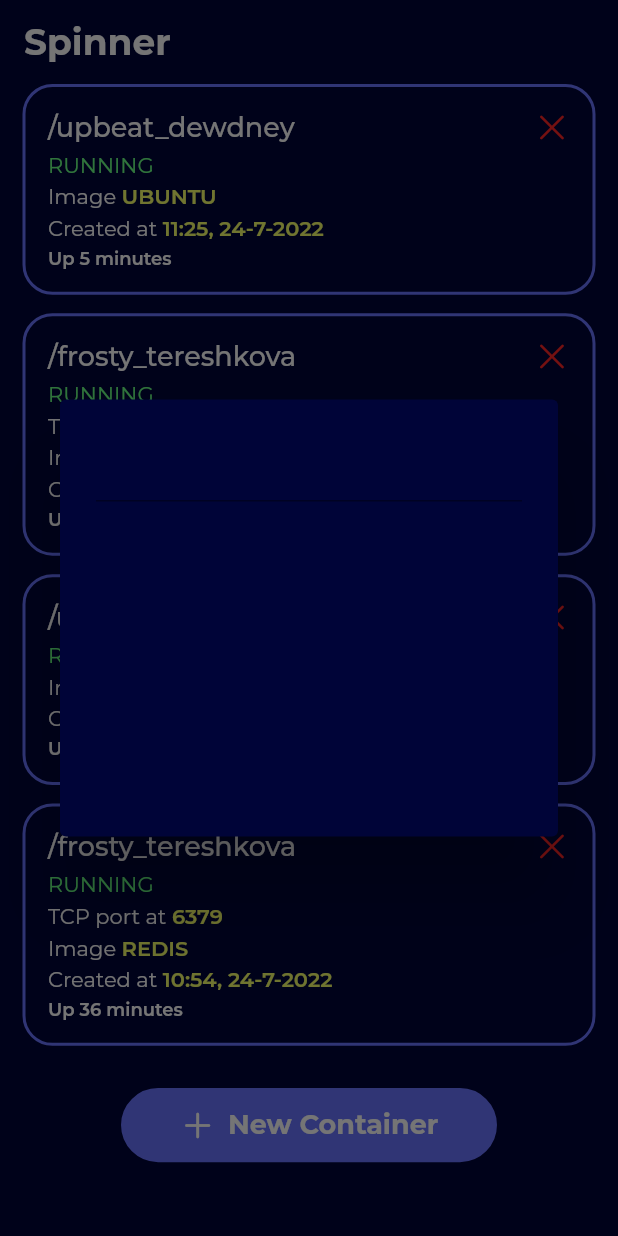
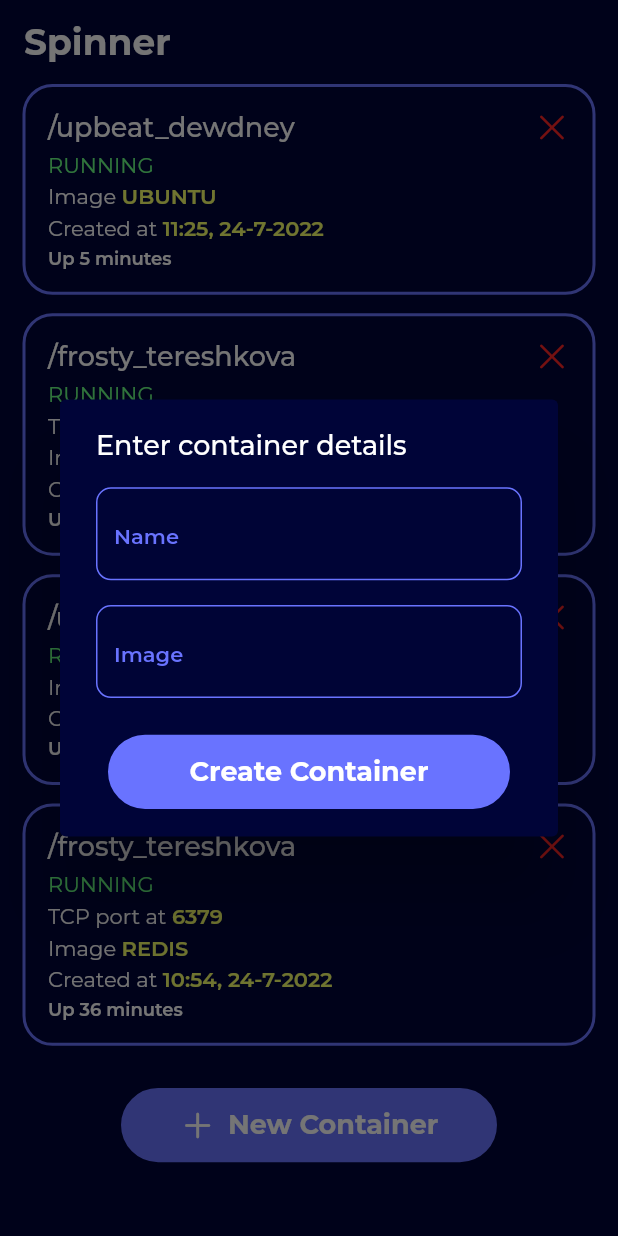
Before and after one commit to 44t4nk1/spinner, a Flutter app: the screen it shows after launch, after a tap on "New Container", on a phone screen of 412 x 824 dp. Run offline on Flutter 3.47's test engine with Material 2 defaults, Android fonts, the phone set to English and light mode, and no system bars; our stand-ins replace google_fonts.

Commit message:
full UI done

```diff
--- a/lib/app/features/dashboard/presentation/screens/dashboard_screen.dart
+++ b/lib/app/features/dashboard/presentation/screens/dashboard_screen.dart
@@ -7,6 +7,9 @@ import 'package:spinner/app/styles/fonts.dart';
 
 class DashboardScreen extends StatelessWidget {
   DashboardScreen({Key? key}) : super(key: key);
+
+  final TextEditingController nameController = TextEditingController();
+  final TextEditingController imageController = TextEditingController();
 
   final List<Map<String, dynamic>> dockers = const [
     {
@@ -66,8 +69,94 @@ class DashboardScreen extends StatelessWidget {
             child: Form(
               key: _formKey,
               child: Column(
+                crossAxisAlignment: CrossAxisAlignment.start,
                 children: [
-                  TextFormField(),
+                  Text(
+                    "Enter container details",
+                    style: nameFont,
+                  ),
+                  SizedBox(
+                    height: sh.hHelper(2),
+                  ),
+                  TextFormField(
+                    controller: nameController,
+                    cursorColor: secondaryBlue,
+                    style: nameFont,
+                    decoration: InputDecoration(
+                      hintText: "Name",
+                      hintStyle: hintFont,
+                      border: OutlineInputBorder(
+                        borderRadius: BorderRadius.circular(10.0),
+                      ),
+                      enabledBorder: OutlineInputBorder(
+                        borderRadius: BorderRadius.circular(10.0),
+                        borderSide: BorderSide(
+                          color: secondaryBlue,
+                        ),
+                      ),
+                      focusedBorder: OutlineInputBorder(
+                        borderRadius: BorderRadius.circular(10.0),
+                        borderSide: BorderSide(
+                          color: secondaryBlue,
+                        ),
+                      ),
+                      filled: true,
+                    ),
+                  ),
+                  SizedBox(
+                    height: sh.hHelper(2),
+                  ),
+                  TextFormField(
+                    controller: imageController,
+                    cursorColor: secondaryBlue,
+                    style: nameFont,
+                    decoration: InputDecoration(
+                      hintText: "Image",
+                      hintStyle: hintFont,
+                      border: OutlineInputBorder(
+                        borderRadius: BorderRadius.circular(10.0),
+                      ),
+                      enabledBorder: OutlineInputBorder(
+                        borderRadius: BorderRadius.circular(10.0),
+                        borderSide: BorderSide(
+                          color: secondaryBlue,
+                        ),
+                      ),
+                      focusedBorder: OutlineInputBorder(
+                        borderRadius: BorderRadius.circular(10.0),
+                        borderSide: BorderSide(
+                          color: secondaryBlue,
+                        ),
+                      ),
+                      filled: true,
+                    ),
+                  ),
+                  SizedBox(
+                    height: sh.hHelper(2),
+                  ),
+                  TextButton(
+                    onPressed: () {
+                      Navigator.of(context).pop();
+                    },
+                    child: Container(
+                      height: sh.hHelper(6),
+                      alignment: Alignment.center,
+                      decoration: BoxDecoration(
+                        color: secondaryBlue,
+                        border: Border.all(
+                          color: secondaryBlue,
+                          width: 2,
+                        ),
+                        borderRadius: const BorderRadius.all(
+                          Radius.circular(100),
+                        ),
+                      ),
+                      child: Text(
+                        "Create Container",
+                        style: buttonFont,
+                      ),
+                    ),
+                  ),
                 ],
               ),
             ),
--- a/lib/app/styles/fonts.dart
+++ b/lib/app/styles/fonts.dart
@@ -23,6 +23,14 @@ TextStyle nameFont = GoogleFonts.montserrat(
     color: Colors.white,
     fontWeight: FontWeight.w500,
     fontSize: 18,
+  ),
+);
+
+TextStyle hintFont = GoogleFonts.montserrat(
+  textStyle: TextStyle(
+    color: secondaryBlue,
+    fontWeight: FontWeight.w600,
+    fontSize: 14,
   ),
 );
 
```
